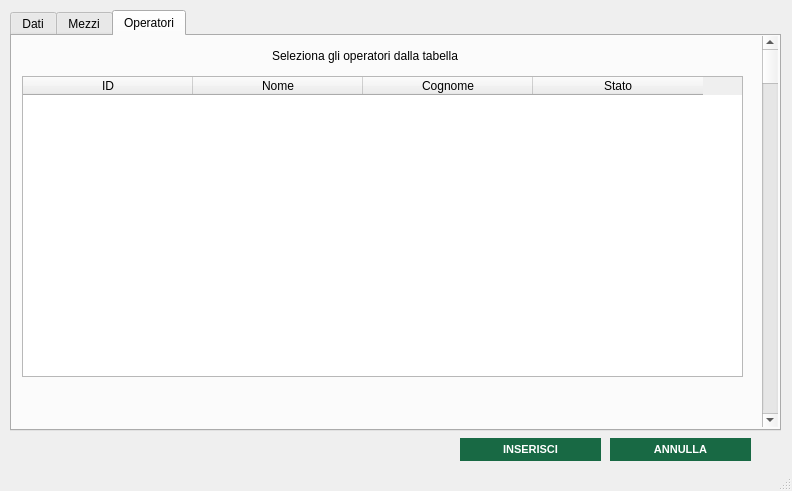
OT-Rax/AnconAmbiente, file src/main/gui/inserimento_turno.ui: the form before one commit.
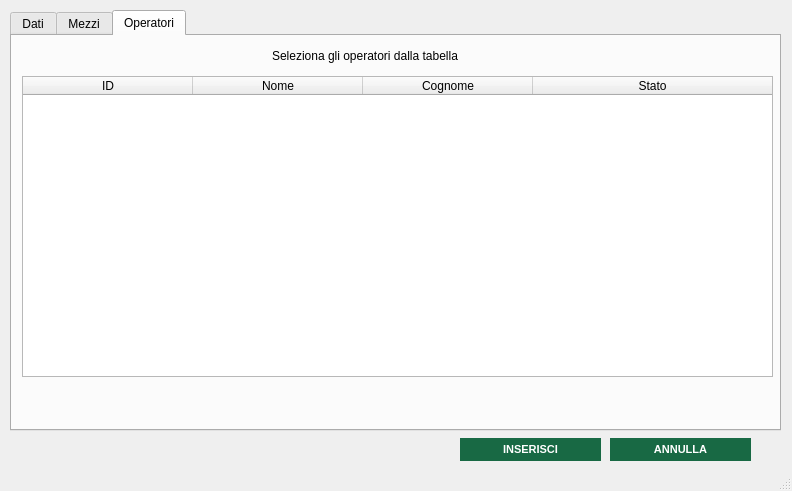
The form after the commit. The open tabs and pages were chosen to show the change. Icons and pictures are not drawn.

Patch:
```diff
--- a/src/main/gui/inserimento_turno.ui
+++ b/src/main/gui/inserimento_turno.ui
@@ -10,6 +10,18 @@
     <height>491</height>
    </rect>
   </property>
+  <property name="minimumSize">
+   <size>
+    <width>792</width>
+    <height>491</height>
+   </size>
+  </property>
+  <property name="maximumSize">
+   <size>
+    <width>792</width>
+    <height>491</height>
+   </size>
+  </property>
   <property name="windowTitle">
    <string>Inserimento Turno</string>
   </property>
@@ -27,6 +39,18 @@
       <height>421</height>
      </rect>
     </property>
+    <property name="minimumSize">
+     <size>
+      <width>771</width>
+      <height>421</height>
+     </size>
+    </property>
+    <property name="maximumSize">
+     <size>
+      <width>771</width>
+      <height>421</height>
+     </size>
+    </property>
     <property name="currentIndex">
      <number>0</number>
     </property>
@@ -516,7 +540,7 @@
        <rect>
         <x>10</x>
         <y>40</y>
-        <width>721</width>
+        <width>751</width>
         <height>301</height>
        </rect>
       </property>
@@ -542,7 +566,7 @@
        <bool>false</bool>
       </attribute>
       <attribute name="horizontalHeaderStretchLastSection">
-       <bool>false</bool>
+       <bool>true</bool>
       </attribute>
       <attribute name="verticalHeaderVisible">
        <bool>false</bool>
@@ -678,19 +702,6 @@
        <string/>
       </property>
      </widget>
-     <widget class="QScrollBar" name="verticalScrollBar_2">
-      <property name="geometry">
-       <rect>
-        <x>750</x>
-        <y>0</y>
-        <width>16</width>
-        <height>391</height>
-       </rect>
-      </property>
-      <property name="orientation">
-       <enum>Qt::Vertical</enum>
-      </property>
-     </widget>
     </widget>
    </widget>
    <widget class="QPushButton" name="inserisci_button">
```
Left out of the diff: 17 changed lines with no effect on the pictures.
